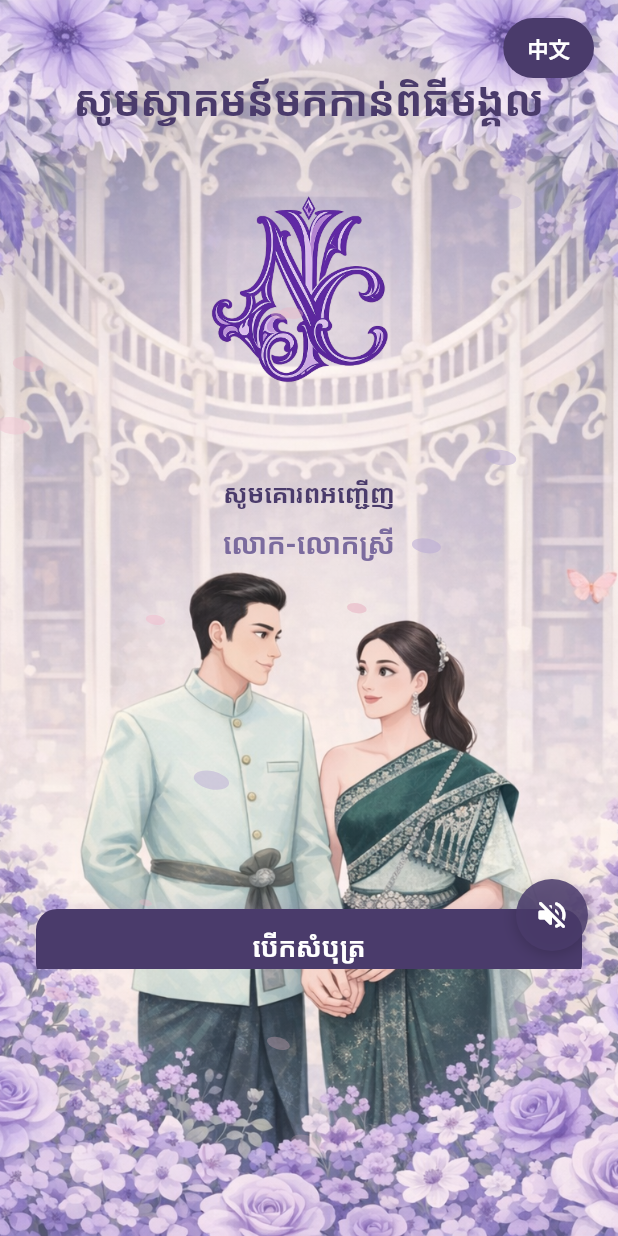
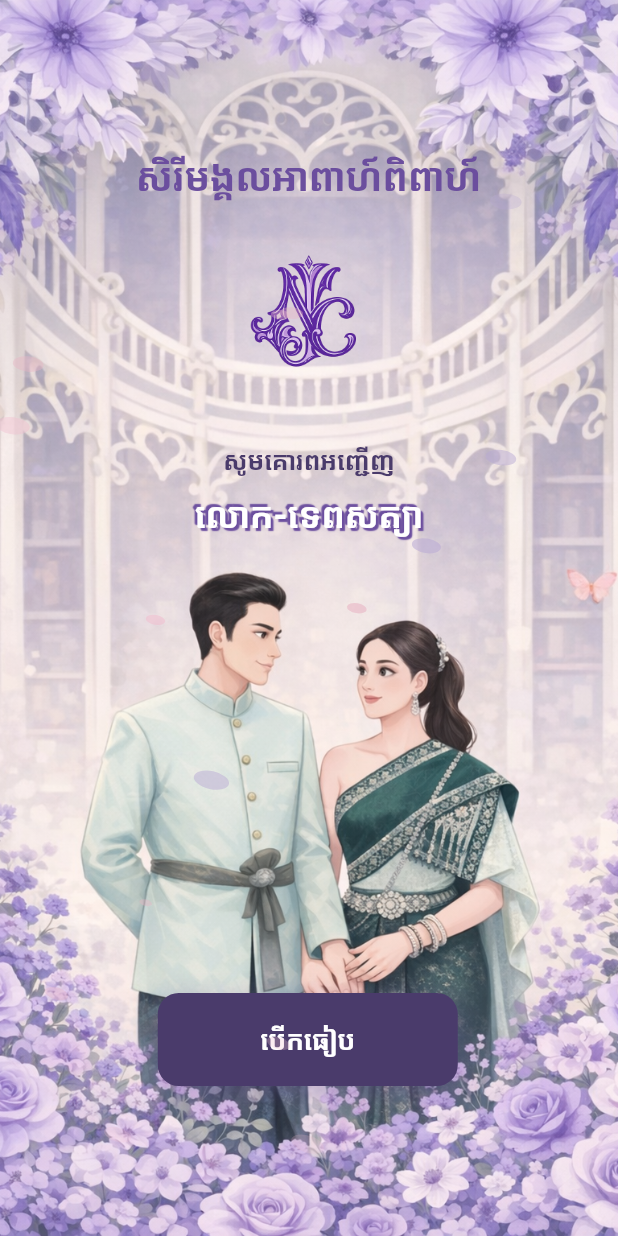
Before and after one commit to Sorn-Nantib/nantib_chamnab_ticket_digital, a Flutter app: the screen it shows after launch, after a tap on "មើលមុន", on a phone screen of 412 x 824 dp. Run offline on Flutter 3.47's test engine with Material 3 defaults, Android fonts, the phone set to English and light mode, and no system bars; drawn by our look-alikes of flutter_animate; our stand-ins replace audioplayers, qr_flutter, visibility_detector; Roboto replaces fonts that are missing (Battambang, Hanuman, KHMEROSMUOLLIGHT).

Commit message:
chore: update font welcpme screen

```diff
--- a/lib/screens/guest_name_screen.dart
+++ b/lib/screens/guest_name_screen.dart
@@ -77,7 +77,8 @@ class _GuestNameScreenState extends State<GuestNameScreen> {
     final name = _controller.text.trim();
     Navigator.of(context).pushReplacement(
       MaterialPageRoute<void>(
-        builder: (_) => WelcomeTicketScreen(guestName: name.isEmpty ? null : name),
+        builder: (_) =>
+            WelcomeTicketScreen(guestName: name.isEmpty ? null : name),
       ),
     );
   }
@@ -100,16 +101,20 @@ class _GuestNameScreenState extends State<GuestNameScreen> {
                     fontWeight: FontWeight.bold,
                     color: AppTheme.deepPurple,
                     height: 1.3,
+                    fontFamily: 'KHMEROSMUOLLIGHT',
                   ),
                 ),
                 const SizedBox(height: 12),
                 const Text(
-                  kIsWeb ? 'វាយឈ្មោះភ្ញៀវ រួចចម្លងភ្ជាប់ផ្ញើជូន' : 'វាយឈ្មោះភ្ញៀវ',
+                  kIsWeb
+                      ? 'វាយឈ្មោះភ្ញៀវ រួចចម្លងភ្ជាប់ផ្ញើជូន'
+                      : 'វាយឈ្មោះភ្ញៀវ',
                   textAlign: TextAlign.center,
                   style: TextStyle(
-                    fontSize: 14,
-                    color: AppTheme.textMuted,
-                  ),
+                      fontSize: 16,
+                      fontWeight: FontWeight.w700,
+                      color: AppTheme.textMuted,
+                      fontFamily: 'KHMEROSSIEMREAP'),
                 ),
                 const SizedBox(height: 28),
                 const Align(
@@ -117,10 +122,15 @@ class _GuestNameScreenState extends State<GuestNameScreen> {
                   child: Text(
                     'ឈ្មោះភ្ញៀវ',
                     style: TextStyle(
-                      fontSize: 16,
-                      fontWeight: FontWeight.w600,
-                      color: AppTheme.primaryPurple,
-                    ),
+                        fontSize: 16,
+                        fontWeight: FontWeight.w600,
+                        color: AppTheme.primaryPurple,
+                        shadows: [
+                          Shadow(
+                              color: AppTheme.deepPurple,
+                              offset: Offset(-0.5, -0.5))
+                        ],
+                        fontFamily: 'KHMEROSSIEMREAP'),
                   ),
                 ),
                 const SizedBox(height: 12),
@@ -130,31 +140,39 @@ class _GuestNameScreenState extends State<GuestNameScreen> {
                   textAlign: TextAlign.center,
                   decoration: InputDecoration(
                     hintText: 'បញ្ចូលឈ្មោះភ្ញៀវ',
-                    hintStyle: TextStyle(color: AppTheme.textMuted.withOpacity(0.8)),
+                    hintStyle: const TextStyle(
+                      color: AppTheme.textMuted,
+                      fontFamily: 'KHMEROSSIEMREAP',
+                    ),
                     filled: true,
                     fillColor: Colors.white,
                     border: OutlineInputBorder(
                       borderRadius: BorderRadius.circular(12),
-                      borderSide: const BorderSide(color: AppTheme.lightLavender),
+                      borderSide:
+                          const BorderSide(color: AppTheme.lightLavender),
                     ),
                     enabledBorder: OutlineInputBorder(
                       borderRadius: BorderRadius.circular(12),
-                      borderSide: BorderSide(color: AppTheme.primaryPurple.withOpacity(0.4)),
+                      borderSide: BorderSide(
+                          color: AppTheme.primaryPurple.withOpacity(0.4)),
                     ),
                     focusedBorder: OutlineInputBorder(
                       borderRadius: BorderRadius.circular(12),
-                      borderSide: const BorderSide(color: AppTheme.primaryPurple, width: 2),
+                      borderSide: const BorderSide(
+                          color: AppTheme.primaryPurple, width: 2),
                     ),
-                    contentPadding: const EdgeInsets.symmetric(vertical: 16, horizontal: 20),
+                    contentPadding: const EdgeInsets.symmetric(
+                        vertical: 16, horizontal: 20),
                   ),
                   style: const TextStyle(
                     fontSize: 18,
-                    fontWeight: FontWeight.w500,
-                    color: AppTheme.textDark,
+                    fontWeight: FontWeight.w600,
+                    color: AppTheme.deepPurple,
+                    fontFamily: 'KHMEROSMUOLLIGHT',
                   ),
                   onSubmitted: (_) => _copyLink(),
                 ),
-                const SizedBox(height: 24),
+                const SizedBox(height: 50),
                 if (kIsWeb) ...[
                   SizedBox(
                     width: double.infinity,
@@ -172,7 +190,7 @@ class _GuestNameScreenState extends State<GuestNameScreen> {
                       ),
                     ),
                   ),
-                  const SizedBox(height: 12),
+                  const SizedBox(height: 30),
                 ],
                 SizedBox(
                   width: double.infinity,
@@ -186,7 +204,15 @@ class _GuestNameScreenState extends State<GuestNameScreen> {
                         borderRadius: BorderRadius.circular(12),
                       ),
                     ),
-                    child: const Text('មើលមុន'),
+                    child: const Text(
+                      'មើលមុន',
+                      style: TextStyle(
+                        fontSize: 16,
+                        fontWeight: FontWeight.w600,
+                        color: AppTheme.deepPurple,
+                        fontFamily: 'KHMEROSSEAMREAP',
+                      ),
+                    ),
                   ),
                 ),
               ],
--- a/lib/screens/welcome_ticket_screen.dart
+++ b/lib/screens/welcome_ticket_screen.dart
@@ -1,6 +1,5 @@
 import 'package:flutter/material.dart';
 import 'package:flutter_animate/flutter_animate.dart';
-import 'package:google_fonts/google_fonts.dart';
 import '../app_theme.dart';
 import '../services/background_music.dart';
 import '../widgets/falling_particles.dart';
@@ -33,9 +32,11 @@ class _WelcomeTicketScreenState extends State<WelcomeTicketScreen> {
     BackgroundMusic.instance.setMuted(false);
     Navigator.of(context).push(
       PageRouteBuilder(
-        pageBuilder: (_, __, ___) => InvitationScreen(guestName: widget.guestName),
+        pageBuilder: (_, __, ___) =>
+            InvitationScreen(guestName: widget.guestName),
         transitionsBuilder: (_, animation, __, child) {
-          final curved = CurvedAnimation(parent: animation, curve: Curves.easeOutCubic);
+          final curved =
+              CurvedAnimation(parent: animation, curve: Curves.easeOutCubic);
           return FadeTransition(
             opacity: curved,
             child: SlideTransition(
@@ -61,66 +62,84 @@ class _WelcomeTicketScreenState extends State<WelcomeTicketScreen> {
           particleCount: 18,
           particleType: ParticleType.petal,
           child: SafeArea(
+            child: Center(
               child: Stack(
                 children: [
-                SingleChildScrollView(
-                  padding: const EdgeInsets.fromLTRB(24, 48, 24, 130),
-                  child: Column(
+                  Column(
                     children: [
-                      Text(
-                        'សូមស្វាគមន៍មកកាន់ពិធីមង្គល',
+                      const SizedBox(height: 100),
+                      const Text(
+                        'សិរីមង្គលអាពាហ៍ពិពាហ៍',
                         textAlign: TextAlign.center,
-                        style: GoogleFonts.moul(
-                          fontSize: 28,
+                        style: TextStyle(
+                            fontSize: 26,
                             fontWeight: FontWeight.bold,
-                          color: AppTheme.deepPurple,
+                            color: AppTheme.primaryPurple,
                             height: 1.3,
-                        ),
+                            fontFamily: 'KHMEROSMUOLLIGHT'),
                       )
                           .animate()
                           .fadeIn(duration: 560.ms, curve: Curves.easeOutCubic)
-                          .slideY(begin: -0.08, end: 0, curve: Curves.easeOutCubic),
+                          .slideY(
+                              begin: -0.08, end: 0, curve: Curves.easeOutCubic),
                       const SizedBox(height: 20),
                       _buildMonogram(),
-                      const SizedBox(height: 12),
-                      Text(
+                      const SizedBox(height: 20),
+                      const Text(
                         'សូមគោរពអញ្ជើញ',
-                        style: GoogleFonts.moul(
+                        style: TextStyle(
                             fontSize: 17,
                             fontWeight: FontWeight.w600,
                             color: AppTheme.deepPurple,
-                        ),
-                      ).animate().fadeIn(duration: 480.ms, delay: 140.ms, curve: Curves.easeOutCubic).scale(
+                            fontFamily: 'KantumruyProMedium'),
+                      )
+                          .animate()
+                          .fadeIn(
+                              duration: 480.ms,
+                              delay: 140.ms,
+                              curve: Curves.easeOutCubic)
+                          .scale(
                               begin: const Offset(0.96, 0.96),
                               end: const Offset(1, 1),
                               curve: Curves.easeOutCubic,
                               delay: 140.ms),
                       const SizedBox(height: 8),
+
                       Text(
-                        widget.guestName != null && widget.guestName!.isNotEmpty ? widget.guestName! : 'លោក-លោកស្រី',
-                        style: GoogleFonts.hanuman(
-                          fontSize: 19,
-                          color: AppTheme.namePurple,
+                        widget.guestName != null && widget.guestName!.isNotEmpty
+                            ? widget.guestName!
+                            : 'លោក-ទេពសត្យា',
+                        style: const  TextStyle(
+                          fontSize: 24,
+                          color: AppTheme.cardWhite,
                           fontWeight: FontWeight.w600,
+                           fontFamily: 'KHMEROSMUOLLIGHT',
+                           shadows: [
+                            Shadow(
+                              color: AppTheme.primaryPurple,
+                              offset: Offset(2,2),
+                              blurRadius: 0.3,
                             ),
-                      ).animate().fadeIn(duration: 480.ms, delay: 220.ms, curve: Curves.easeOutCubic),
-
-                      Container(
-                        height: 140,
-                      )
-                      //  _buildCoupleIllustration(),
+                             Shadow(
+                              color: AppTheme.primaryPurple,
+                              offset: Offset(-2,-2),
+                              blurRadius: 0.3,
+                            ),
+                            ]
+                        ),
+                      ).animate().fadeIn(
+                          duration: 480.ms,
+                          delay: 220.ms,
+                          curve: Curves.easeOutCubic),
                     ],
                   ),
+                  Positioned(
+                    bottom: 100,
+                    right: 16,
+                    child: _buildOpenTicketButton(),
                   ),
                   Positioned(
-                  left: 24,
-                  right: 24,
-                  bottom: -10,
-                  child: _buildOpenTicketButton(),
-                ),
-                Positioned(top: 12, right: 16, child: LanguageButton(onTap: () {})),
-                Positioned(
-                  bottom: 12,
+                    bottom: -800,
                     right: 20,
                     child: _MusicButton(
                       muted: _muted,
@@ -137,43 +156,28 @@ class _WelcomeTicketScreenState extends State<WelcomeTicketScreen> {
             ),
           ),
         ),
+      ),
     );
   }
 
   Widget _buildMonogram() {
     return SizedBox(
-      width: 200,
-      height: 200,
       child: Image.asset(
         'assets/images/golo.png',
-        width: 200,
-        height: 200,
+        width: 120,
+        height: 120,
       ),
     )
         .animate()
         .fadeIn(duration: 480.ms, delay: 100.ms, curve: Curves.easeOutCubic)
-        .scale(begin: const Offset(0.88, 0.88), end: const Offset(1, 1), curve: Curves.easeOutCubic, delay: 100.ms);
+        .scale(
+            begin: const Offset(0.88, 0.88),
+            end: const Offset(1, 1),
+            curve: Curves.easeOutCubic,
+            delay: 100.ms);
   }
 
-  Widget _buildCoupleIllustration() {
-    return Container(
-      height: 140,
-      padding: const EdgeInsets.symmetric(horizontal: 24),
-      child: Row(
-        mainAxisAlignment: MainAxisAlignment.center,
-        children: [
-          _buildAvatar(AppTheme.lightLavender, Icons.person_rounded),
-          const SizedBox(width: 16),
-          const Icon(Icons.favorite_rounded, color: AppTheme.petalPink, size: 28),
-          const SizedBox(width: 16),
-          _buildAvatar(AppTheme.lightLavender, Icons.person_rounded),
-        ],
-      ),
-    )
-        .animate()
-        .fadeIn(duration: 480.ms, delay: 300.ms, curve: Curves.easeOutCubic)
-        .slideY(begin: 0.05, end: 0, curve: Curves.easeOutCubic, delay: 300.ms);
-  }
+
 
   Widget _buildAvatar(Color bg, IconData icon) {
     return Container(
@@ -184,19 +188,18 @@ class _WelcomeTicketScreenState extends State<WelcomeTicketScreen> {
         shape: BoxShape.circle,
         border: Border.all(color: AppTheme.primaryPurple.withOpacity(0.3)),
       ),
-      child: Icon(icon, size: 40, color: AppTheme.primaryPurple.withOpacity(0.7)),
+      child:
+          Icon(icon, size: 40, color: AppTheme.primaryPurple.withOpacity(0.7)),
     );
   }
 
   Widget _buildOpenTicketButton() {
-    return Material(
-      color: Colors.transparent,
-      child: InkWell(
+    return InkWell(
       onTap: _openTicket,
       borderRadius: BorderRadius.circular(14),
       child: Container(
-          height: 50,
-          padding: const EdgeInsets.symmetric(horizontal: 15, vertical: 10),
+        width: 200,
+        padding: const EdgeInsets.symmetric(vertical: 18),
         decoration: BoxDecoration(
           color: AppTheme.deepPurple,
           borderRadius: BorderRadius.circular(14),
@@ -209,13 +212,12 @@ class _WelcomeTicketScreenState extends State<WelcomeTicketScreen> {
           ],
         ),
         alignment: Alignment.center,
-          child: Text(
-            'បើកសំបុត្រ',
-            style: GoogleFonts.battambang(
+        child: const Text(
+          'បើកធៀប',
+          style: TextStyle(
             color: Colors.white,
             fontSize: 18,
-              fontWeight: FontWeight.w700,
-            ),
+            fontWeight: FontWeight.w600,
           ),
         ),
       ),
@@ -223,12 +225,162 @@ class _WelcomeTicketScreenState extends State<WelcomeTicketScreen> {
         .animate()
         .fadeIn(duration: 520.ms, delay: 380.ms, curve: Curves.easeOutCubic)
         .slideY(begin: 0.06, end: 0, curve: Curves.easeOutCubic, delay: 380.ms)
-        .scale(begin: const Offset(0.96, 0.96), end: const Offset(1, 1), curve: Curves.easeOutCubic, delay: 380.ms);
+        .scale(
+          begin: const Offset(0.96, 0.96),
+          end: const Offset(1, 1),
+          curve: Curves.easeOutCubic,
+          delay: 380.ms,
+        );
+  }
+}
+
+class _PosterGlow extends StatelessWidget {
+  const _PosterGlow();
+
+  @override
+  Widget build(BuildContext context) {
+    return DecoratedBox(
+      decoration: BoxDecoration(
+        gradient: RadialGradient(
+          center: const Alignment(0, -1),
+          radius: 0.78,
+          colors: [
+            const Color(0xFFFFE7A7).withValues(alpha: 0.78),
+            const Color(0xFFFFE7A7).withValues(alpha: 0.18),
+            Colors.transparent,
+          ],
+          stops: const [0.0, 0.22, 1.0],
+        ),
+      ),
+    );
+  }
+}
+
+class _PosterSideOrnaments extends StatelessWidget {
+  const _PosterSideOrnaments({this.flip = false});
+
+  final bool flip;
+
+  @override
+  Widget build(BuildContext context) {
+    final child = SizedBox(
+      width: 26,
+      child: Column(
+        mainAxisAlignment: MainAxisAlignment.spaceBetween,
+        children: List.generate(
+          17,
+          (_) => const Icon(
+            Icons.spa_rounded,
+            size: 22,
+            color: Color(0xFFD69A67),
+            shadows: [
+              Shadow(
+                color: Color(0xFF6A3D1E),
+                offset: Offset(1, 1),
+              ),
+            ],
+          ),
+        ),
+      ),
+    );
+
+    if (!flip) return child;
+    return Transform(
+      alignment: Alignment.center,
+      transform: Matrix4.rotationY(3.14159),
+      child: child,
+    );
+  }
+}
+
+class _TopActionButton extends StatelessWidget {
+  const _TopActionButton({
+    required this.label,
+    required this.onTap,
+  });
+
+  final String label;
+  final VoidCallback onTap;
+
+  @override
+  Widget build(BuildContext context) {
+    return Material(
+      color: Colors.transparent,
+      child: InkWell(
+        onTap: onTap,
+        borderRadius: BorderRadius.circular(999),
+        child: Container(
+          padding: const EdgeInsets.symmetric(horizontal: 14, vertical: 12),
+          decoration: BoxDecoration(
+            color: Colors.white,
+            borderRadius: BorderRadius.circular(999),
+            boxShadow: [
+              BoxShadow(
+                color: Colors.black.withValues(alpha: 0.12),
+                blurRadius: 12,
+                offset: const Offset(0, 4),
+              ),
+            ],
+          ),
+          child: const Text(
+            'រំលង',
+            style: TextStyle(
+              color: AppTheme.textDark,
+              fontWeight: FontWeight.w600,
+              fontFamily: 'KHMEROSSIEMREAP',
+            ),
+          ),
+        ),
+      ),
+    );
+  }
+}
+
+class _TopIconButton extends StatelessWidget {
+  const _TopIconButton({
+    required this.icon,
+    required this.onTap,
+  });
+
+  final IconData icon;
+  final VoidCallback onTap;
+
+  @override
+  Widget build(BuildContext context) {
+    return Material(
+      color: Colors.transparent,
+      child: InkWell(
+        onTap: onTap,
+        customBorder: const CircleBorder(),
+        child: Container(
+          width: 48,
+          height: 48,
+          decoration: BoxDecoration(
+            color: Colors.white,
+            shape: BoxShape.circle,
+            boxShadow: [
+              BoxShadow(
+                color: Colors.black.withValues(alpha: 0.12),
+                blurRadius: 12,
+                offset: const Offset(0, 4),
+              ),
+            ],
+          ),
+          alignment: Alignment.center,
+          child: Icon(
+            icon,
+            color: AppTheme.textDark,
+            size: 24,
+          ),
+        ),
+      ),
+    );
   }
 }
 
 class _MusicButton extends StatelessWidget {
   const _MusicButton({required this.muted, required this.onTap});
+
   final bool muted;
   final VoidCallback onTap;
 
@@ -243,11 +395,11 @@ class _MusicButton extends StatelessWidget {
           width: 48,
           height: 48,
           decoration: BoxDecoration(
-            color: AppTheme.deepPurple.withOpacity(0.85),
+            color: AppTheme.primaryPurple.withValues(alpha: 0.85),
             shape: BoxShape.circle,
             boxShadow: [
               BoxShadow(
-                color: Colors.black.withOpacity(0.2),
+                color: Colors.black.withValues(alpha: 0.2),
                 blurRadius: 8,
                 offset: const Offset(0, 2),
               ),
```
Also changed, not shown: pubspec.yaml (+12 -11 lines). Lines whose indentation alone changed are shown as unchanged.
